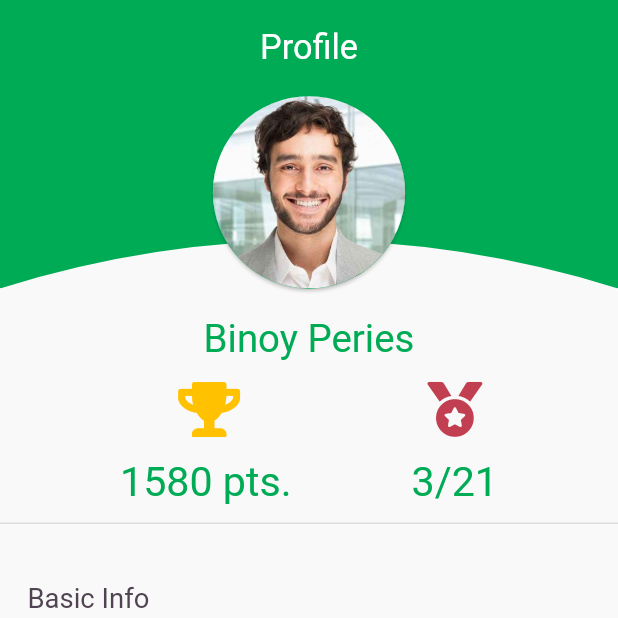
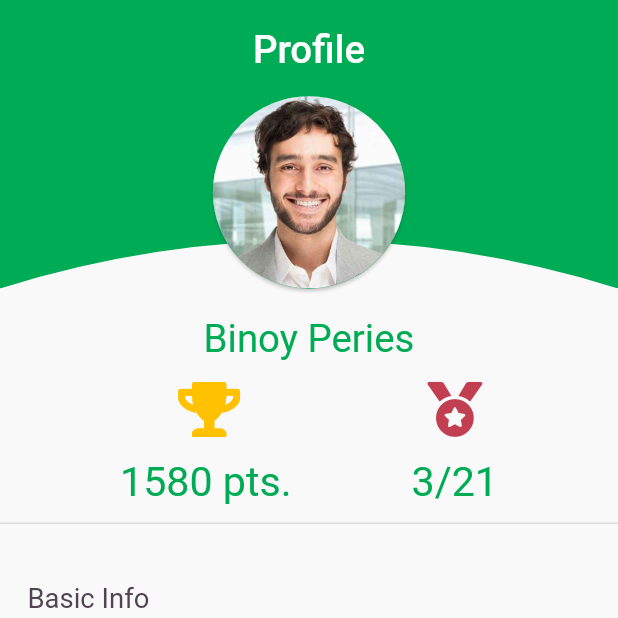
Before and after one commit to Group22-SEP-18/TECLIX-app, a Flutter app: the EmployeeProfilePage screen opened by its route, on a phone screen of 412 x 824 dp, the top half of it. Run offline on Flutter 3.47's test engine with Material 2 defaults, Android fonts, the phone set to English and light mode, and no system bars; drawn by our look-alikes of expandable; our stand-ins replace bloc, dots_indicator, flutter_bloc, flutter_spinkit, font_awesome_flutter, geocoding and 4 more.

Commit message:
app bar header refactored

```diff
--- /dev/null
+++ b/lib/presentation/common/widgets/appbar_heading_text.dart
@@ -0,0 +1,20 @@
+import 'package:flutter/material.dart';
+
+class AppbarHeadingText extends StatelessWidget {
+  final String title;
+  final double fontSize;
+
+  const AppbarHeadingText({this.title, this.fontSize});
+
+  @override
+  Widget build(BuildContext context) {
+    return Text(
+      title,
+      style: TextStyle(
+        color: Colors.white,
+        fontSize: fontSize ?? 25.0,
+        fontWeight: FontWeight.w500,
+      ),
+    );
+  }
+}
--- a/lib/presentation/screens/employee_profile/employee_profile_page.dart
+++ b/lib/presentation/screens/employee_profile/employee_profile_page.dart
@@ -1,6 +1,7 @@
 import 'package:flutter/material.dart';
 import 'package:font_awesome_flutter/font_awesome_flutter.dart';
 import 'package:teclix/presentation/common/constants/TeclixColors.dart';
+import 'package:teclix/presentation/common/widgets/appbar_heading_text.dart';
 import 'package:teclix/presentation/common/widgets/common_padding.dart';
 import 'package:teclix/presentation/screens/employee_profile/widgets/expandable_card.dart';
 import 'package:teclix/presentation/screens/employee_profile/widgets/header_clip_path.dart';
@@ -29,12 +30,9 @@ class EmployeeProfilePage extends StatelessWidget {
                 padding: const EdgeInsets.only(top: 20.0),
                 child: Align(
                   alignment: Alignment.topCenter,
-                  child: Text(
-                    'Profile',
-                    style: TextStyle(
-                      fontSize: 25.0,
-                      color: Colors.white,
-                    ),
+                  child: AppbarHeadingText(
+                    title: 'Profile',
+                    fontSize: 28.0,
                   ),
                 ),
               ),
```
Also changed, not shown: lib/presentation/screens/customer_registration/register_scaffold.dart (+3 -5 lines), lib/presentation/screens/leaderboard/leaderboard.dart (+4 -6 lines), lib/presentation/screens/signin/signin_page.dart (+3 -5 lines), lib/presentation/screens/signup/signup_scaffold.dart (+3 -5 lines).
